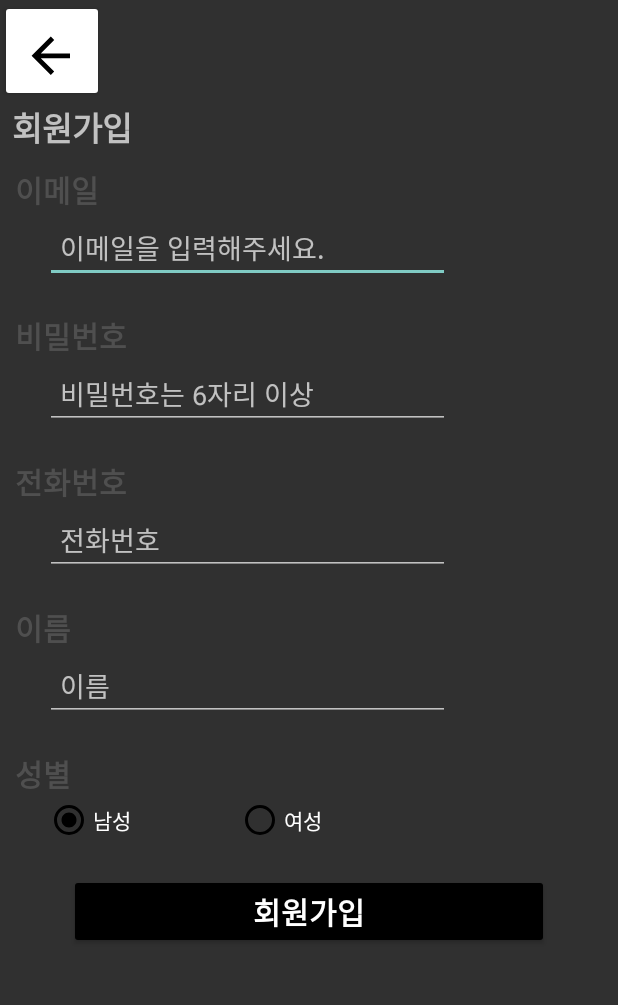
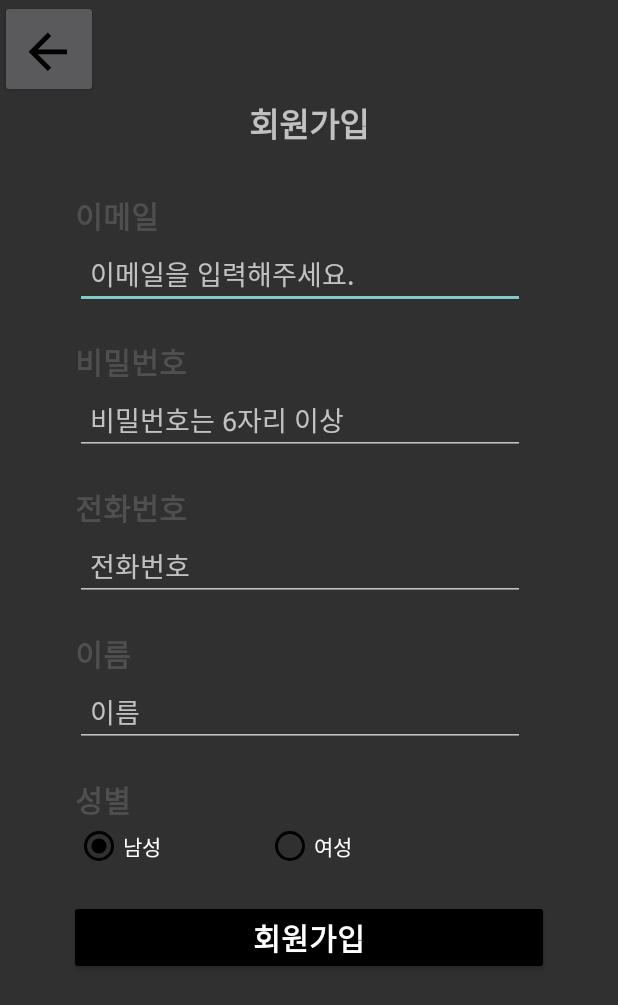
Before and after one commit to thduss/android_2023, an Android app: the RegisterActivity screen opened directly, with no data from a screen before it, on a phone screen of 412 x 824 dp. Shown: the top 1005 px of the screen. Run offline under Robolectric (Android 15) with nearby library versions, the phone set to English and light mode, and no system bars; our stand-ins replace Firebase (no records; nobody signed in at launch, a user with empty details on screens opened directly).

Commit message:
sy : "finish~"

```diff
--- a/app/src/main/res/layout/activity_email_login.xml
+++ b/app/src/main/res/layout/activity_email_login.xml
@@ -21,16 +21,16 @@
         android:layout_height="wrap_content"
         android:layout_gravity="center"
         android:text="이메일로 시작하기"
+        android:gravity="center"
         android:textColor="@color/white"
         android:textSize="22sp"
         android:textStyle="bold"
-        android:layout_marginLeft="7dp"
-        android:layout_marginTop="7dp"/>
+        android:layout_marginTop="20dp"/>
 
 
     <com.google.android.material.textfield.TextInputLayout
         android:id="@+id/main_textInputLayout_ID"
-        android:layout_marginTop="80dp"
+        android:layout_marginTop="50dp"
         android:layout_width="match_parent"
         android:layout_height="wrap_content">
 
@@ -38,7 +38,7 @@
             android:id="@+id/i_email"
             android:layout_width="320dp"
             android:layout_height="50dp"
-            android:layout_marginLeft="30dp"
+            android:layout_marginLeft="40dp"
             android:hint="이메일을 입력해주세요."
             android:padding="10dp" />
 
@@ -55,7 +55,7 @@
                 android:id="@+id/i_password"
                 android:layout_width="320dp"
                 android:layout_height="50dp"
-                android:layout_marginLeft="30dp"
+                android:layout_marginLeft="40dp"
                 android:hint="비밀번호를 입력해주세요."
                 android:inputType="textPassword"
                 android:padding="10dp" />
@@ -67,7 +67,7 @@
         android:layout_width="320dp"
         android:layout_height="wrap_content"
         android:layout_gravity="center"
-        android:layout_marginTop="20dp"
+        android:layout_marginTop="30dp"
         android:backgroundTint="@color/black"
         android:text="로그인"
         android:textSize="20sp"
--- a/app/src/main/res/layout/activity_register.xml
+++ b/app/src/main/res/layout/activity_register.xml
@@ -9,17 +9,16 @@
 
     <Button
         android:id="@+id/backButton2"
-        android:layout_width="69dp"
-        android:layout_height="68dp"
-        android:backgroundTint="#FFFFFF"
-        android:drawableBottom="@drawable/backbuttonimage" />
+        android:layout_width="65dp"
+        android:layout_height="65dp"
+        android:drawableBottom="@drawable/backbuttonimage"
+        tools:ignore="SpeakableTextPresentCheck"/>
 
     <TextView
         android:id="@+id/register_start"
         android:layout_width="match_parent"
         android:layout_height="wrap_content"
-        android:layout_gravity="center"
-        android:layout_marginLeft="5dp"
+        android:gravity="center"
         android:text="회원가입"
         android:textSize="22dp"
         android:textStyle="bold" />
@@ -28,23 +27,23 @@
         android:layout_width="match_parent"
         android:layout_height="wrap_content"
         android:orientation="vertical"
-        android:layout_marginTop="10dp">
+        android:layout_marginTop="30dp">
 
         <TextView
             android:id="@+id/email"
             android:layout_width="wrap_content"
             android:layout_height="wrap_content"
             android:text="이메일"
-            android:layout_marginLeft="10dp"
+            android:layout_marginLeft="50dp"
             android:textSize="20dp"
             android:textColor="#4F4F4F"
             android:textStyle="bold"/>
 
         <EditText
             android:id="@+id/email_input"
-            android:layout_width="270dp"
+            android:layout_width="300dp"
             android:layout_height="wrap_content"
-            android:layout_marginLeft="30dp"
+            android:layout_marginLeft="50dp"
             android:hint="이메일을 입력해주세요."
             android:padding="10dp" />
 
@@ -53,7 +52,7 @@
             android:layout_width="wrap_content"
             android:layout_height="wrap_content"
             android:text="비밀번호"
-            android:layout_marginLeft="10dp"
+            android:layout_marginLeft="50dp"
             android:textSize="20dp"
             android:textColor="#4F4F4F"
             android:textStyle="bold"
@@ -61,10 +60,10 @@
 
         <EditText
             android:id="@+id/password_input"
-            android:layout_width="270dp"
+            android:layout_width="300dp"
             android:layout_height="wrap_content"
             android:hint="비밀번호는 6자리 이상"
-            android:layout_marginLeft="30dp"
+            android:layout_marginLeft="50dp"
             android:padding="10dp"
             />
 
@@ -74,17 +73,17 @@
             android:layout_height="wrap_content"
             android:text="전화번호"
             android:textSize="20dp"
-            android:layout_marginLeft="10dp"
+            android:layout_marginLeft="50dp"
             android:textColor="#4F4F4F"
             android:textStyle="bold"
             android:layout_marginTop="20dp"/>
 
         <EditText
             android:id="@+id/phonenum_input"
-            android:layout_width="270dp"
+            android:layout_width="300dp"
             android:layout_height="wrap_content"
             android:hint="전화번호"
-            android:layout_marginLeft="30dp"
+            android:layout_marginLeft="50dp"
             android:padding="10dp"
             />
 
@@ -94,16 +93,16 @@
             android:layout_height="wrap_content"
             android:layout_marginTop="20dp"
             android:text="이름"
-            android:layout_marginLeft="10dp"
+            android:layout_marginLeft="50dp"
             android:textColor="#4F4F4F"
             android:textSize="20dp"
             android:textStyle="bold" />
 
         <EditText
             android:id="@+id/name_input"
-            android:layout_width="270dp"
+            android:layout_width="300dp"
             android:layout_height="wrap_content"
-            android:layout_marginLeft="30dp"
+            android:layout_marginLeft="50dp"
             android:hint="이름"
             android:padding="10dp" />
 
@@ -113,7 +112,7 @@
             android:layout_height="wrap_content"
             android:layout_marginTop="20dp"
             android:text="성별"
-            android:layout_marginLeft="10dp"
+            android:layout_marginLeft="50dp"
             android:textColor="#4F4F4F"
             android:textSize="20dp"
             android:textStyle="bold" />
@@ -125,7 +124,7 @@
             android:orientation="horizontal">
 
             <RadioButton
-                android:layout_marginLeft="30dp"
+                android:layout_marginLeft="50dp"
                 android:id="@+id/male"
                 android:layout_width="wrap_content"
                 android:layout_height="wrap_content"
```
